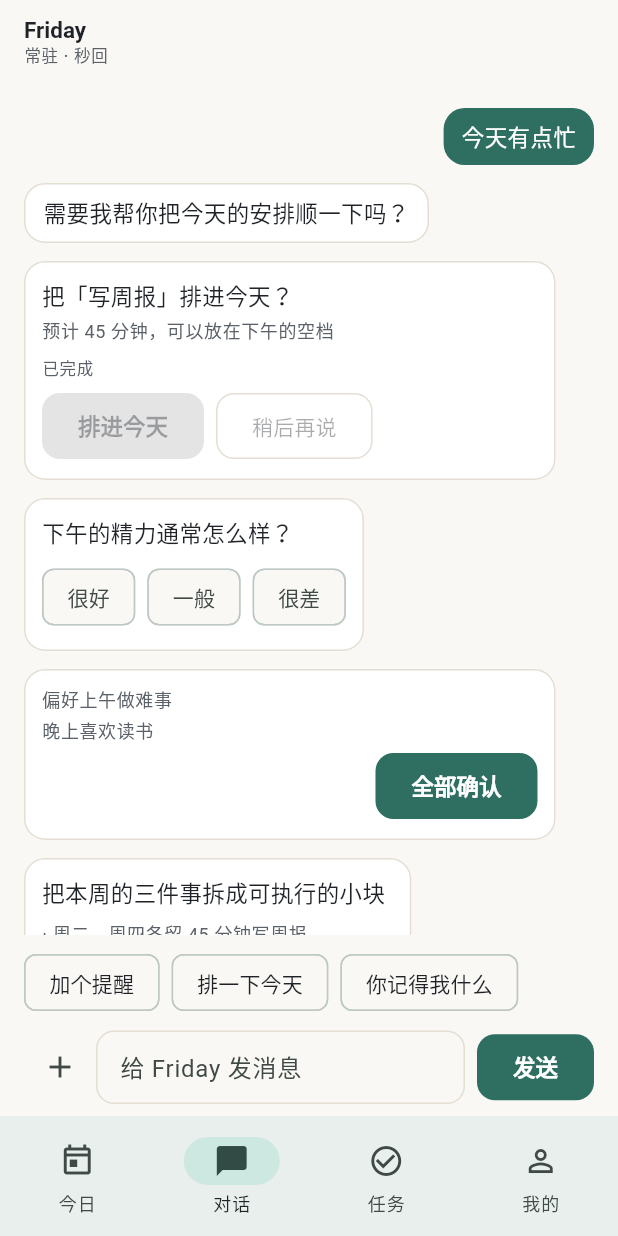
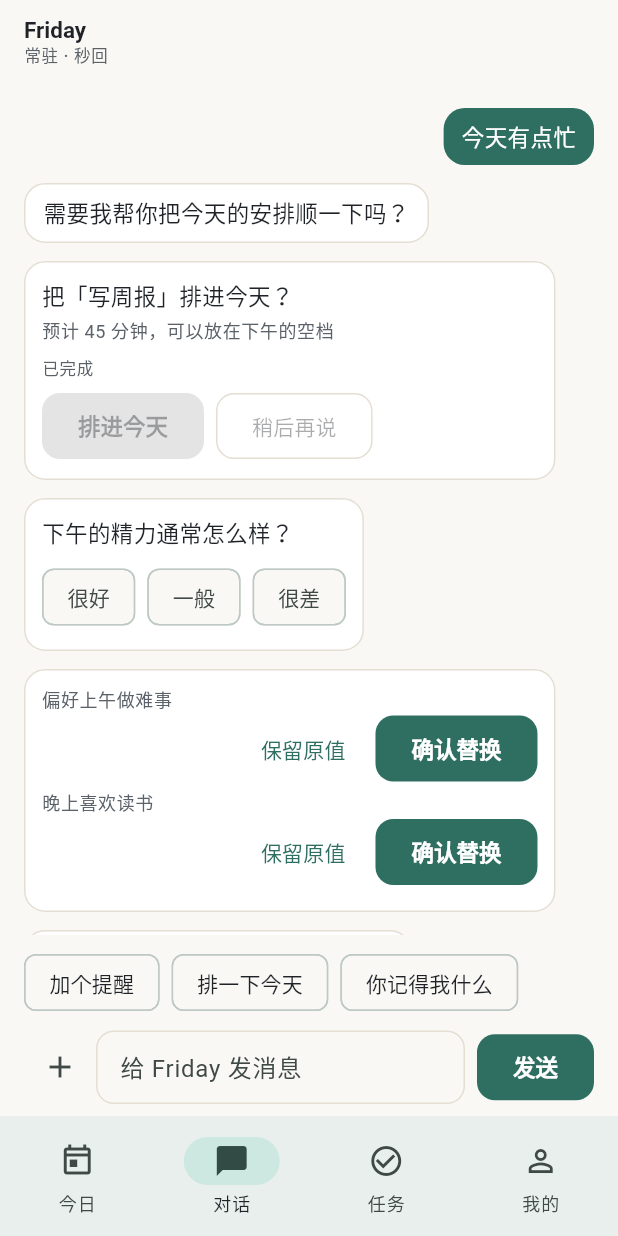
Before and after one commit to Lark123456/AI_Assitant, a Flutter app: the ChatPage screen opened by its route, after a tap on "排进今天", on a phone screen of 412 x 824 dp. Run offline on Flutter 3.47's test engine with Material 3 defaults, Android fonts, the phone set to English and light mode, and no system bars; our stand-ins replace flutter_riverpod, go_router.

Commit message:
阶段 3b：Flutter 记忆确认卡片应答

```diff
--- a/mobile/lib/core/strings.dart
+++ b/mobile/lib/core/strings.dart
@@ -130,6 +130,8 @@ abstract final class S {
   static const jarvisPlan = '请 Jarvis 规划';
   static const jarvisLater = '暂时不用';
   static const confirmAll = '全部确认';
+  static const memoryConfirmReplace = '确认替换';
+  static const memoryKeepOld = '保留原值';
   static const memoryConfirm = '确认';
   static const memoryReject = '忽略';
   static const planAccept = '接受';
--- a/mobile/lib/features/chat/chat_page.dart
+++ b/mobile/lib/features/chat/chat_page.dart
@@ -545,6 +545,22 @@ class _MemoryCardView extends ConsumerWidget {
 
   final MemoryConfirmCard card;
 
+  Future<void> _respond(
+    BuildContext context,
+    WidgetRef ref,
+    CardAction action,
+  ) async {
+    try {
+      await ref
+          .read(chatControllerProvider.notifier)
+          .respondToCard(card.id, action);
+    } catch (_) {
+      if (!context.mounted) return;
+      ScaffoldMessenger.of(context)
+          .showSnackBar(const SnackBar(content: Text(S.actionFailed)));
+    }
+  }
+
   @override
   Widget build(BuildContext context, WidgetRef ref) {
     final theme = Theme.of(context);
@@ -555,27 +571,57 @@ class _MemoryCardView extends ConsumerWidget {
           for (final item in card.items)
             Padding(
               padding: const EdgeInsets.only(bottom: AppSpacing.xs),
-              child: Row(
+              child: Column(
+                crossAxisAlignment: CrossAxisAlignment.start,
+                children: [
+                  Row(
                     children: [
                       Expanded(
-                    child: Text(item.label, style: theme.textTheme.bodySmall),
+                        child: Text(
+                          item.label,
+                          style: theme.textTheme.bodySmall,
                         ),
+                      ),
+                      if (item.state != MemoryCandidateState.pending)
                         Text(switch (item.state) {
-                    MemoryCandidateState.pending => '',
                           MemoryCandidateState.confirmed => S.done,
                           MemoryCandidateState.rejected => S.skipped,
+                          MemoryCandidateState.pending => '',
                         }, style: theme.textTheme.labelSmall),
                     ],
                   ),
-            ),
-          if (!card.allHandled)
+                  if (item.state == MemoryCandidateState.pending)
                     Align(
                       alignment: Alignment.centerRight,
-              child: FilledButton(
-                onPressed: () => ref
-                    .read(chatControllerProvider.notifier)
-                    .respondToCard(card.id, const ConfirmAllMemoryAction()),
-                child: const Text(S.confirmAll),
+                      child: Wrap(
+                        spacing: AppSpacing.sm,
+                        children: [
+                          TextButton(
+                            onPressed: () => _respond(
+                              context,
+                              ref,
+                              MemoryAction(
+                                itemId: item.itemId,
+                                confirmed: false,
+                              ),
+                            ),
+                            child: const Text(S.memoryKeepOld),
+                          ),
+                          FilledButton.tonal(
+                            onPressed: () => _respond(
+                              context,
+                              ref,
+                              MemoryAction(
+                                itemId: item.itemId,
+                                confirmed: true,
+                              ),
+                            ),
+                            child: const Text(S.memoryConfirmReplace),
+                          ),
+                        ],
+                      ),
+                    ),
+                ],
               ),
             ),
         ],
```
Also changed, not shown: mobile/lib/data/remote/remote_chat_repository.dart (+117 -9 lines), 3 other files. Lines whose indentation alone changed are shown as unchanged.
